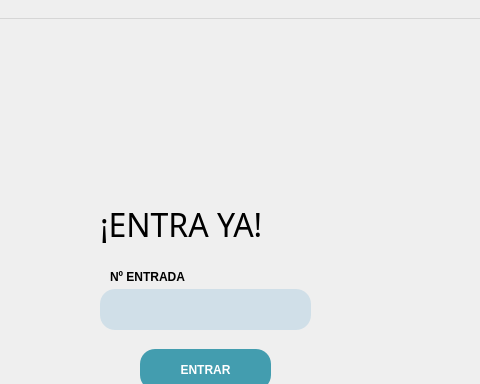
This is src/vista/ui/RegistroEntrada.ui in eperec03/museo as Qt 5 draws it before an edit; both pictures show x 170 to 650 and y 0 to 384 of the 776 by 622 pixel window. The edited form follows.
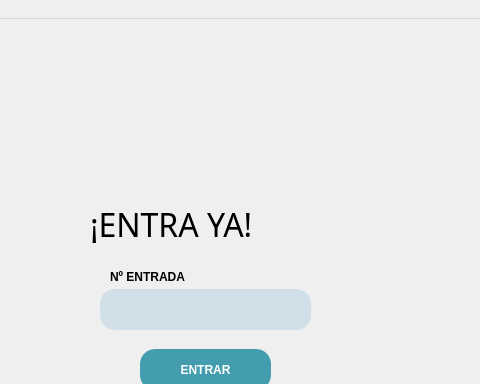
This is the edited form.

Patch:
```diff
--- a/src/vista/ui/RegistroEntrada.ui
+++ b/src/vista/ui/RegistroEntrada.ui
@@ -296,7 +296,7 @@
    <widget class="QLabel" name="label_3">
     <property name="geometry">
      <rect>
-      <x>270</x>
+      <x>260</x>
       <y>160</y>
       <width>291</width>
       <height>91</height>
```
